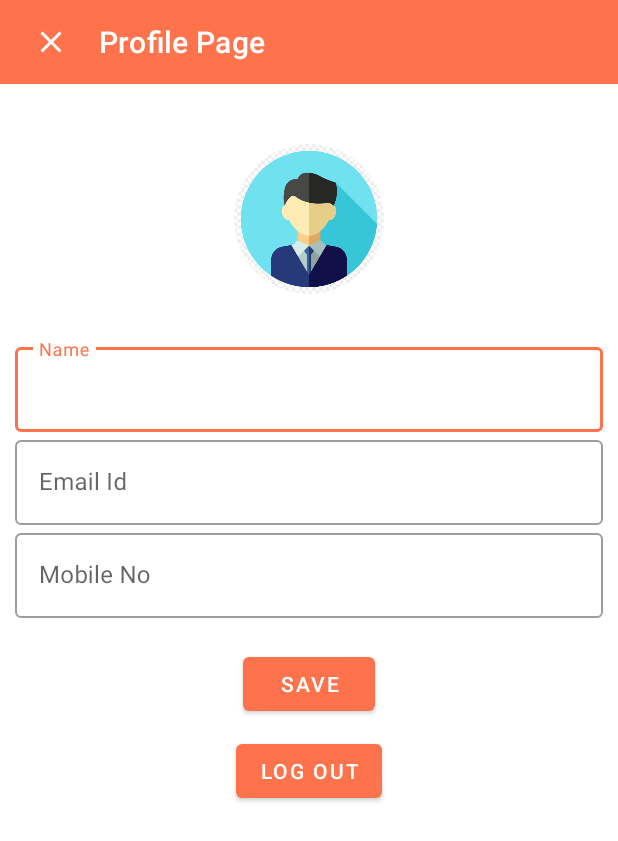
After one commit to BigHouse0405/PrettyMeal, an Android app: the BusinessProfilePage screen opened directly, with no data from a screen before it, on a phone screen of 412 x 824 dp. The commit adds this screen. Shown: the top 841 px of the screen. Run offline under Robolectric (Android 15) with nearby library versions, the phone set to English and light mode, and no system bars; our stand-ins replace CircleImageView, Firebase (no records; nobody signed in at launch, a user with empty details on screens opened directly); libraries missing offline, so code that uses them is left out: cn.pedant; Roboto replaces fonts that are not available here.

Commit message:
added BusinessProfilePage

```diff
--- a/app/src/main/java/com/ajinkya/prettymeal/activity/businessAccount/BusinessHomePage.java
+++ b/app/src/main/java/com/ajinkya/prettymeal/activity/businessAccount/BusinessHomePage.java
@@ -214,6 +214,14 @@ public class BusinessHomePage extends AppCompatActivity {
             startActivity(intent);
         });
 
+        profile.setOnClickListener(View->{
+            Intent intent = new Intent(BusinessHomePage.this,BusinessProfilePage.class);
+            intent.putExtra("UserName",UserName);
+            intent.putExtra("UserEmail",UserEmail);
+            intent.putExtra("UserMobileNo",UserPhoneNo);
+            startActivity(intent);
+        });
+
         EditMessInfo.setOnClickListener(View -> {
 
             Intent intent = new Intent(BusinessHomePage.this, EditMessInfo.class);
--- /dev/null
+++ b/app/src/main/java/com/ajinkya/prettymeal/activity/businessAccount/BusinessProfilePage.java
@@ -0,0 +1,177 @@
+package com.ajinkya.prettymeal.activity.businessAccount;
+
+import static android.content.ContentValues.TAG;
+
+import android.app.ProgressDialog;
+import android.content.Intent;
+import android.os.Bundle;
+import android.util.Log;
+import android.widget.Button;
+import android.widget.Toast;
+
+import androidx.appcompat.app.AppCompatActivity;
+import androidx.appcompat.widget.Toolbar;
+
+import com.ajinkya.prettymeal.R;
+import com.ajinkya.prettymeal.activity.LoginActivity;
+import com.google.android.material.textfield.TextInputEditText;
+import com.google.android.material.textfield.TextInputLayout;
+import com.google.firebase.auth.FirebaseAuth;
+import com.google.firebase.database.DatabaseReference;
+import com.google.firebase.database.FirebaseDatabase;
+
+import java.util.Objects;
+import java.util.regex.Matcher;
+import java.util.regex.Pattern;
+
+import cn.pedant.SweetAlert.SweetAlertDialog;
+
+public class BusinessProfilePage extends AppCompatActivity {
+    private Button SaveBtn, LogoutBtn;
+    private TextInputEditText EtName, EtEmail, EtMobileNo;
+    private TextInputLayout layoutName, layoutEmail, layoutMobileNo;
+    private String Name, Email, MobileNo;
+    private ProgressDialog progressDialog;
+    private FirebaseAuth auth;
+    private DatabaseReference UserInfoRef;
+
+
+    @Override
+    protected void onCreate(Bundle savedInstanceState) {
+        super.onCreate(savedInstanceState);
+        setContentView(R.layout.activity_business_profile_page);
+
+        Toolbar toolbar = findViewById(R.id.ProfilePageToolbar);
+        toolbar.setNavigationOnClickListener(v -> onBackPressed());
+
+        ExtractInfoFromIntent();
+        Initialize();
+        Buttons();
+
+    }
+
+    private void ExtractInfoFromIntent() {
+        Intent intent = getIntent();
+        Name = intent.getStringExtra("UserName");
+        Email = intent.getStringExtra("UserEmail");
+        MobileNo = intent.getStringExtra("UserMobileNo");
+
+        Log.e(TAG, "ExtractInfoFromIntent: " + Name + "      " + Email);
+    }
+
+    private void Initialize() {
+
+//        initializing TextInputEditText
+        EtName = findViewById(R.id.ProfileNameEditText);
+        EtEmail = findViewById(R.id.ProfileEmailEditText);
+        EtMobileNo = findViewById(R.id.ProfileMobileNoEditText);
+
+
+//        initializing TextInputLayout
+        layoutName = findViewById(R.id.ProfileNameEditTextLayout);
+        layoutEmail = findViewById(R.id.ProfileEmailEditTextLayout);
+        layoutMobileNo = findViewById(R.id.ProfileMobileNoEditTextLayout);
+
+
+//        set values to editText
+        EtName.setText(Name);
+        EtEmail.setText(Email);
+        EtMobileNo.setText(MobileNo);
+
+
+//        initializing buttons/ hyperlinked text
+        SaveBtn = findViewById(R.id.ProfileSaveBtn);
+        LogoutBtn = findViewById(R.id.ProfileLogOutBtn);
+
+////        ProgressDialog creating...
+//        progressDialog = new ProgressDialog(this);
+//        progressDialog.setTitle("Validating Your Details...");
+//        progressDialog.setMessage("Please wait.... ");
+//        progressDialog.setCancelable(false);
+
+
+//        firebase initialization
+        String Current_Uid = FirebaseAuth.getInstance().getUid();
+        assert Current_Uid != null;
+        UserInfoRef = FirebaseDatabase.getInstance().getReference().child("Business_Application").child("Users").child(Current_Uid).child("UserInfo");
+
+    }
+
+
+    private void Buttons() {
+        SaveBtn.setOnClickListener(View -> {
+            if (IsTextFieldValidate()) {
+                UserInfoRef.child("Name").setValue(Name);
+                UserInfoRef.child("Email").setValue(Email);
+                UserInfoRef.child("PhoneNo").setValue(MobileNo);
+                Toast.makeText(this, "Data Saved SuccessFully", Toast.LENGTH_SHORT).show();
+                Intent intent = new Intent(BusinessProfilePage.this, BusinessHomePage.class);
+                startActivity(intent);
+                finish();
+            } else Toast.makeText(this, "Enter all Details", Toast.LENGTH_SHORT).show();
+        });
+
+        LogoutBtn.setOnClickListener(View -> {
+            LogoutUser();
+        });
+
+    }
+
+
+    private boolean IsTextFieldValidate() {
+        Name = Objects.requireNonNull(EtName.getText()).toString();
+        Email = Objects.requireNonNull(EtEmail.getText()).toString().trim();
+        MobileNo = Objects.requireNonNull(EtMobileNo.getText()).toString().trim();
+
+
+        layoutName.setErrorEnabled(false);
+        layoutEmail.setErrorEnabled(false);
+        layoutMobileNo.setErrorEnabled(false);
+
+
+        String EmailRegex = "^(.+)@(.+)$";
+        Pattern EmailPattern = Pattern.compile(EmailRegex);
+        Matcher EmailMatcher = EmailPattern.matcher(Email);
+
+
+        if (Name.isEmpty()) {
+            layoutName.setError("Please Provide Your Name");
+            return false;
+        } else if (Email.isEmpty() || !EmailMatcher.matches()) {
+            layoutEmail.setError("Please Provide Validate Email");
+            return false;
+        } else if (MobileNo.length() < 10 || MobileNo.contains("+")) {
+            layoutMobileNo.setError("Please Provide 10 digit MobileNo");
+            return false;
+        }
+
+        return true;
+    }
+
+
+    private void LogoutUser() {
+        new SweetAlertDialog(this, SweetAlertDialog.WARNING_TYPE)
+                .setTitleText("Are you sure?")
+                .setContentText("Do you really want to exit..?")
+                .setConfirmText("YES, LOG OUT!")
+                .setCancelButton("NO", new SweetAlertDialog.OnSweetClickListener() {
+                    @Override
+                    public void onClick(SweetAlertDialog sDialog) {
+                        sDialog.dismissWithAnimation();
+                    }
+                })
+                .setConfirmClickListener(new SweetAlertDialog.OnSweetClickListener() {
+                    @Override
+                    public void onClick(SweetAlertDialog sDialog) {
+                        sDialog.dismissWithAnimation();
+                        FirebaseAuth.getInstance().signOut();
+                        Intent intent = new Intent(BusinessProfilePage.this, LoginActivity.class);
+                        startActivity(intent);
+                        finish();
+                    }
+                })
+                .show();
+    }
+
+
+}
--- /dev/null
+++ b/app/src/main/res/layout/activity_business_profile_page.xml
@@ -0,0 +1,101 @@
+<?xml version="1.0" encoding="utf-8"?>
+<LinearLayout
+    xmlns:android="http://schemas.android.com/apk/res/android"
+    xmlns:tools="http://schemas.android.com/tools"
+    xmlns:app="http://schemas.android.com/apk/res-auto"
+    android:layout_width="match_parent"
+    android:layout_height="match_parent"
+    android:orientation="vertical"
+    tools:context=".activity.businessAccount.BusinessProfilePage">
+
+    <androidx.appcompat.widget.Toolbar
+        android:id="@+id/ProfilePageToolbar"
+        android:layout_width="match_parent"
+        android:layout_height="?attr/actionBarSize"
+        app:title="Profile Page"
+        app:titleTextColor="@color/white"
+        android:background="@color/purple_500"
+        android:paddingStart="6dp"
+        android:paddingEnd="16dp"
+        app:contentInsetStartWithNavigation="0dp"
+        app:navigationIcon="@drawable/ic_baseline_close_24"
+        />
+
+    <de.hdodenhof.circleimageview.CircleImageView
+        android:id="@+id/CustomerProfile_image"
+        android:layout_width="100dp"
+        android:layout_height="100dp"
+        android:layout_gravity="center"
+        android:layout_marginTop="40dp"
+        android:src="@drawable/profile_img"/>
+
+    <com.google.android.material.textfield.TextInputLayout
+        android:id="@+id/ProfileNameEditTextLayout"
+        style="@style/Widget.MaterialComponents.TextInputLayout.OutlinedBox"
+        android:layout_width="match_parent"
+        android:layout_height="wrap_content"
+        android:layout_marginTop="30dp"
+        android:layout_marginHorizontal="10dp">
+
+        <com.google.android.material.textfield.TextInputEditText
+            android:id="@+id/ProfileNameEditText"
+            android:layout_width="match_parent"
+            android:layout_height="wrap_content"
+            android:autofillHints="name"
+            android:hint="Name"
+            android:inputType="textPersonName" />
+
+    </com.google.android.material.textfield.TextInputLayout>
+
+    <com.google.android.material.textfield.TextInputLayout
+        android:id="@+id/ProfileEmailEditTextLayout"
+        style="@style/Widget.MaterialComponents.TextInputLayout.OutlinedBox"
+        android:layout_width="match_parent"
+        android:layout_height="wrap_content"
+        android:layout_marginHorizontal="10dp">
+
+        <com.google.android.material.textfield.TextInputEditText
+            android:id="@+id/ProfileEmailEditText"
+            android:layout_width="match_parent"
+            android:layout_height="wrap_content"
+            android:autofillHints="emailAddress"
+            android:hint="Email Id"
+            android:inputType="textEmailAddress" />
+
+    </com.google.android.material.textfield.TextInputLayout>
+
+    <com.google.android.material.textfield.TextInputLayout
+        android:id="@+id/ProfileMobileNoEditTextLayout"
+        style="@style/Widget.MaterialComponents.TextInputLayout.OutlinedBox"
+        android:layout_width="match_parent"
+        android:layout_height="wrap_content"
+        android:layout_marginHorizontal="10dp">
+
+        <com.google.android.material.textfield.TextInputEditText
+            android:id="@+id/ProfileMobileNoEditText"
+            android:layout_width="match_parent"
+            android:layout_height="wrap_content"
+            android:autofillHints="phone"
+            android:hint="Mobile No"
+            android:inputType="phone"
+            android:maxLength="10" />
+
+    </com.google.android.material.textfield.TextInputLayout>
+
+    <Button
+        android:id="@+id/ProfileSaveBtn"
+        android:layout_width="wrap_content"
+        android:layout_height="wrap_content"
+        android:layout_gravity="center"
+        android:layout_marginTop="20dp"
+        android:text="Save"/>
+
+    <Button
+        android:id="@+id/ProfileLogOutBtn"
+        android:layout_width="wrap_content"
+        android:layout_height="wrap_content"
+        android:layout_gravity="center"
+        android:text="Log out"
+        android:layout_marginTop="10dp"/>
+
+  </LinearLayout>
```
Also changed, not shown: app/src/main/AndroidManifest.xml (+23 -16 lines), app/src/main/res/drawable/profile_img.png (added).
